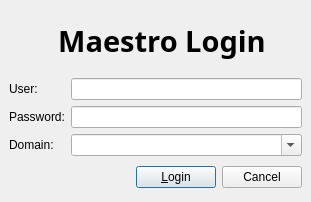
Qt form trunk/maestro/gui/LoginDialogBase.ui (patrickhartling/maestro) before a commit.
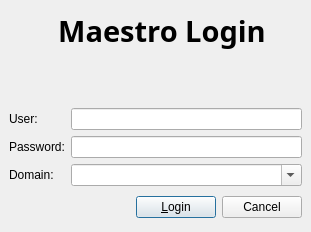
The same form after that commit. Icons and pictures are not drawn.

Commit message: Provide a label where the host name or address of the node for which authentication credentials are being requested can be displayed in the login dialog. This is not terribly fancy, but I think it will be useful.

```diff
--- a/trunk/maestro/gui/LoginDialogBase.ui
+++ b/trunk/maestro/gui/LoginDialogBase.ui
@@ -6,7 +6,7 @@
     <x>0</x>
     <y>0</y>
     <width>311</width>
-    <height>202</height>
+    <height>232</height>
    </rect>
   </property>
   <property name="windowTitle" >
@@ -72,6 +72,16 @@
      </item>
     </layout>
    </item>
+   <item>
+    <widget class="QLabel" name="mHostLabel" >
+     <property name="text" >
+      <string/>
+     </property>
+     <property name="alignment" >
+      <set>Qt::AlignCenter</set>
+     </property>
+    </widget>
+   </item>
    <item>
     <layout class="QGridLayout" >
      <property name="margin" >
```
The commit also changes 3 other files.
